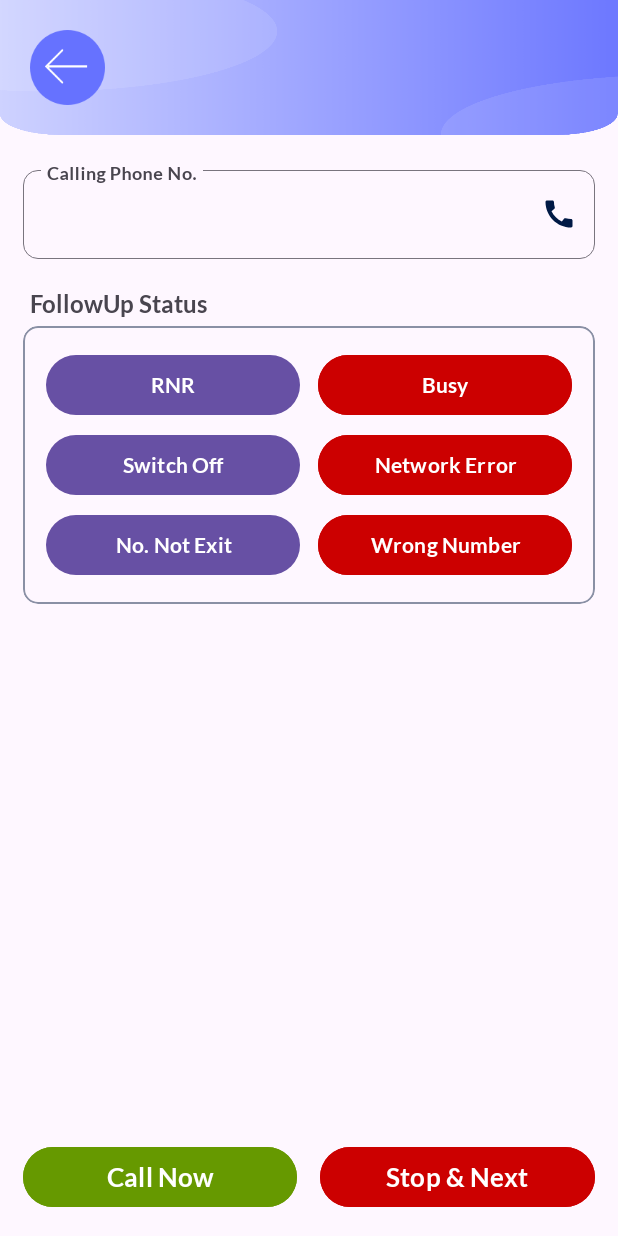
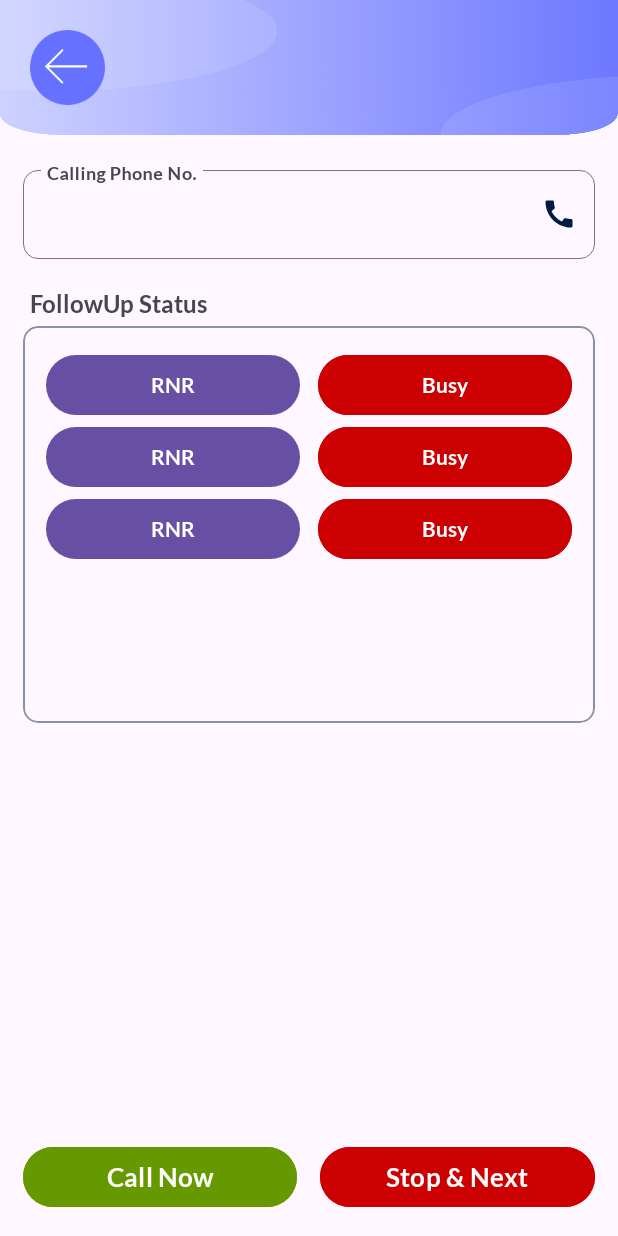
Before and after one commit to ShankarBhandari01/EasyDialer, an Android app: the layout activity_followup.xml on its own in the app's theme, with its tools: preview values and no code run, on a phone screen of 412 x 824 dp. Run offline under Robolectric (Android 15) with nearby library versions, the phone set to English and light mode, and no system bars.

Commit message:
adds multi view Type recycler view adaptor

```diff
--- a/app/build.gradle.kts
+++ b/app/build.gradle.kts
@@ -73,7 +73,7 @@ dependencies {
     //QuickPermissions-Kotlin
     implementation("com.github.quickpermissions:quickpermissions-kotlin:0.4.0")
     //EasyPermissions-ktx
-    implementation ("com.vmadalin:easypermissions-ktx:1.0.0")
+    implementation("com.vmadalin:easypermissions-ktx:1.0.0")
 
     implementation("de.hdodenhof:circleimageview:3.1.0")
     implementation("org.jetbrains.kotlinx:kotlinx-coroutines-android:1.7.1")
@@ -118,5 +118,9 @@ dependencies {
     implementation("cat.ereza:customactivityoncrash:2.4.0")
     // joda time
     implementation("net.danlew:android.joda:2.12.7")
+    //sdp
+    implementation("com.intuit.sdp:sdp-android:1.1.0")
+    //ssp
+    implementation("com.intuit.ssp:ssp-android:1.1.0")
 
 }
--- /dev/null
+++ b/app/src/main/java/com/example/easydialer/models/FollowUPStatus.kt
@@ -0,0 +1,5 @@
+package com.example.easydialer.models
+
+data class FollowUPStatus (
+    var status :String
+)
--- /dev/null
+++ b/app/src/main/java/com/example/easydialer/models/FollowUpStatusList.kt
@@ -0,0 +1,3 @@
+package com.example.easydialer.models
+
+class FollowUpStatusList : ArrayList<FollowUPStatus>()
--- a/app/src/main/res/layout/activity_followup.xml
+++ b/app/src/main/res/layout/activity_followup.xml
@@ -10,14 +10,17 @@
     <include
         android:id="@+id/toolbar"
         layout="@layout/toolbar" />
-
+    <ScrollView
+        android:layout_centerHorizontal="true"
+        android:layout_above="@id/footer"
+        android:layout_below="@id/toolbar"
+        android:fillViewport="true"
+        android:layout_width="match_parent"
+        android:layout_height="wrap_content">
         <LinearLayout
             android:id="@+id/content"
             android:layout_width="match_parent"
             android:layout_height="0dp"
-        android:layout_above="@id/footer"
-        android:layout_below="@id/toolbar"
-        android:layout_centerHorizontal="true"
             android:layout_gravity="center"
             android:orientation="vertical">
 
@@ -87,103 +90,22 @@
                     android:layout_margin="15dp"
                     android:orientation="vertical">
 
-                <LinearLayout
+                    <androidx.recyclerview.widget.RecyclerView
+                        android:id="@+id/list"
                         android:layout_width="match_parent"
-                    android:layout_height="wrap_content"
+                        android:layout_height="@dimen/_180sdp"
                         android:layout_gravity="center"
-                    android:orientation="horizontal">
+                        android:orientation="vertical"
+                        android:visibility="visible"
+                        app:layoutManager="androidx.recyclerview.widget.LinearLayoutManager"
+                        tools:listitem="@layout/rv_follow_up_status" />
 
-                    <Button
-                        android:id="@+id/rnr"
-                        android:layout_width="0dp"
-                        android:layout_height="wrap_content"
-                        android:layout_gravity="center"
-                        android:layout_weight="1"
-                        android:fontFamily="@font/lato_bold"
-                        android:text="RNR" />
-
-
-                    <Button
-                        android:id="@+id/busy"
-                        android:layout_width="0dp"
-                        android:layout_height="wrap_content"
-                        android:layout_gravity="center"
-                        android:layout_marginStart="12dp"
-                        android:layout_weight="1"
-                        android:backgroundTint="@android:color/holo_red_dark"
-                        android:fontFamily="@font/lato_bold"
-                        android:text="Busy" />
-
-                </LinearLayout>
-
-
-                <LinearLayout
-                    android:layout_width="match_parent"
-                    android:layout_height="wrap_content"
-                    android:layout_gravity="center"
-                    android:layout_marginTop="5dp"
-                    android:orientation="horizontal">
-
-                    <Button
-                        android:id="@+id/switchoff"
-                        android:layout_width="0dp"
-                        android:layout_height="wrap_content"
-                        android:layout_gravity="center"
-                        android:layout_weight="1"
-                        android:fontFamily="@font/lato_bold"
-                        android:text="Switch Off" />
-
-
-                    <Button
-                        android:id="@+id/networkerror"
-                        android:layout_width="0dp"
-                        android:layout_height="wrap_content"
-                        android:layout_gravity="center"
-                        android:layout_marginStart="12dp"
-                        android:layout_weight="1"
-                        android:backgroundTint="@android:color/holo_red_dark"
-                        android:fontFamily="@font/lato_bold"
-                        android:text="Network Error" />
-
-                </LinearLayout>
-
-                <LinearLayout
-                    android:layout_width="match_parent"
-                    android:layout_height="wrap_content"
-                    android:layout_gravity="center"
-                    android:layout_marginTop="5dp"
-                    android:orientation="horizontal">
-
-
-                    <Button
-                        android:id="@+id/notexit"
-                        android:layout_width="0dp"
-                        android:layout_height="wrap_content"
-                        android:layout_gravity="center"
-                        android:layout_weight="1"
-                        android:fontFamily="@font/lato_bold"
-                        android:text="No. Not Exit" />
-
-
-                    <Button
-                        android:id="@+id/wrongnumber"
-                        android:layout_width="0dp"
-                        android:layout_height="wrap_content"
-                        android:layout_gravity="center"
-                        android:layout_marginStart="12dp"
-                        android:layout_weight="1"
-                        android:backgroundTint="@android:color/holo_red_dark"
-                        android:fontFamily="@font/lato_bold"
-                        android:text="Wrong Number" />
-
-                </LinearLayout>
 
                 </LinearLayout>
 
             </com.google.android.material.card.MaterialCardView>
 
             <TextView
-            android:visibility="gone"
                 android:id="@+id/tv_followup"
                 android:layout_width="match_parent"
                 android:layout_height="wrap_content"
@@ -193,16 +115,17 @@
                 android:fontFamily="@font/lato_bold"
                 android:includeFontPadding="false"
                 android:text="@string/follow_up_details"
-            android:textSize="16sp" />
+                android:textSize="16sp"
+                android:visibility="gone" />
 
             <com.google.android.material.card.MaterialCardView
-            android:visibility="gone"
                 android:id="@+id/mcv_followup_layout"
                 android:layout_width="match_parent"
                 android:layout_height="wrap_content"
                 android:layout_gravity="center"
                 android:layout_marginHorizontal="15dp"
                 android:layout_marginTop="5dp"
+                android:visibility="gone"
                 app:cardCornerRadius="10dp"
                 app:strokeColor="@color/material_dynamic_secondary60"
                 app:strokeWidth="1dp">
@@ -285,6 +208,9 @@
             </com.google.android.material.card.MaterialCardView>
 
         </LinearLayout>
+    </ScrollView>
+
+
 
 
     <LinearLayout
--- /dev/null
+++ b/app/src/main/res/layout/rv_follow_up_status.xml
@@ -0,0 +1,37 @@
+<?xml version="1.0" encoding="utf-8"?>
+<layout>
+
+    <data>
+
+        <variable
+            name="status"
+            type="com.example.easydialer.models.FollowUPStatus" />
+    </data>
+
+    <LinearLayout xmlns:android="http://schemas.android.com/apk/res/android"
+        android:layout_width="match_parent"
+        android:layout_height="wrap_content"
+        android:orientation="horizontal">
+
+        <Button
+            android:id="@+id/btn_left"
+            android:layout_width="0dp"
+            android:layout_height="wrap_content"
+            android:layout_gravity="center"
+            android:layout_weight="1"
+            android:fontFamily="@font/lato_bold"
+            android:text="RNR" />
+
+        <Button
+            android:id="@+id/btn_right"
+            android:layout_width="0dp"
+            android:layout_height="wrap_content"
+            android:layout_gravity="center"
+            android:layout_marginStart="12dp"
+            android:layout_weight="1"
+            android:backgroundTint="@android:color/holo_red_dark"
+            android:fontFamily="@font/lato_bold"
+            android:text="Busy" />
+
+    </LinearLayout>
+</layout>
```
Also changed, not shown: app/src/main/java/com/example/easydialer/ui/FollowupActivity.kt (+35 -6 lines), app/src/main/java/com/example/easydialer/ui/TelDialerActivity.kt (+6 -5 lines), app/src/main/java/com/example/easydialer/ui/adaptor/AppAdaptor.kt (added, +70 -0 lines), app/src/main/java/com/example/easydialer/ui/adaptor/CampaignAdaptor.kt (deleted, +0 -43 lines), app/src/main/java/com/example/easydialer/ui/adaptor/viewholders/CampaignViewHolder.kt (added, +20 -0 lines), app/src/main/java/com/example/easydialer/ui/adaptor/viewholders/FollowUpStatusHolder.kt (added, +23 -0 lines). Lines whose indentation alone changed are shown as unchanged.
